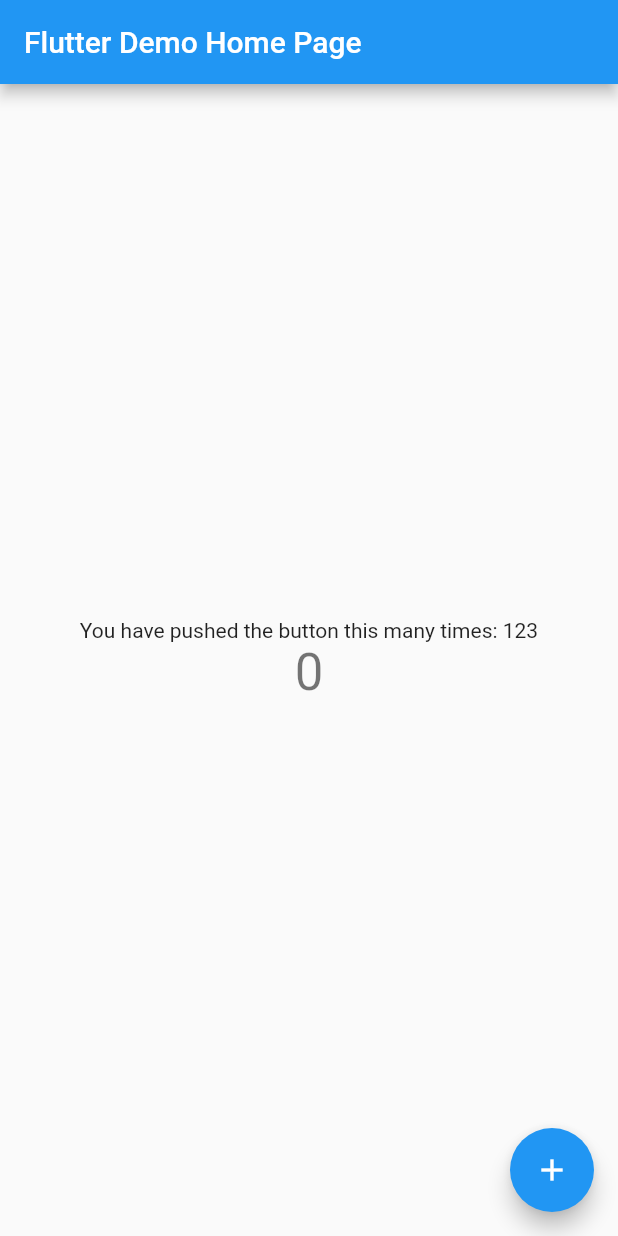
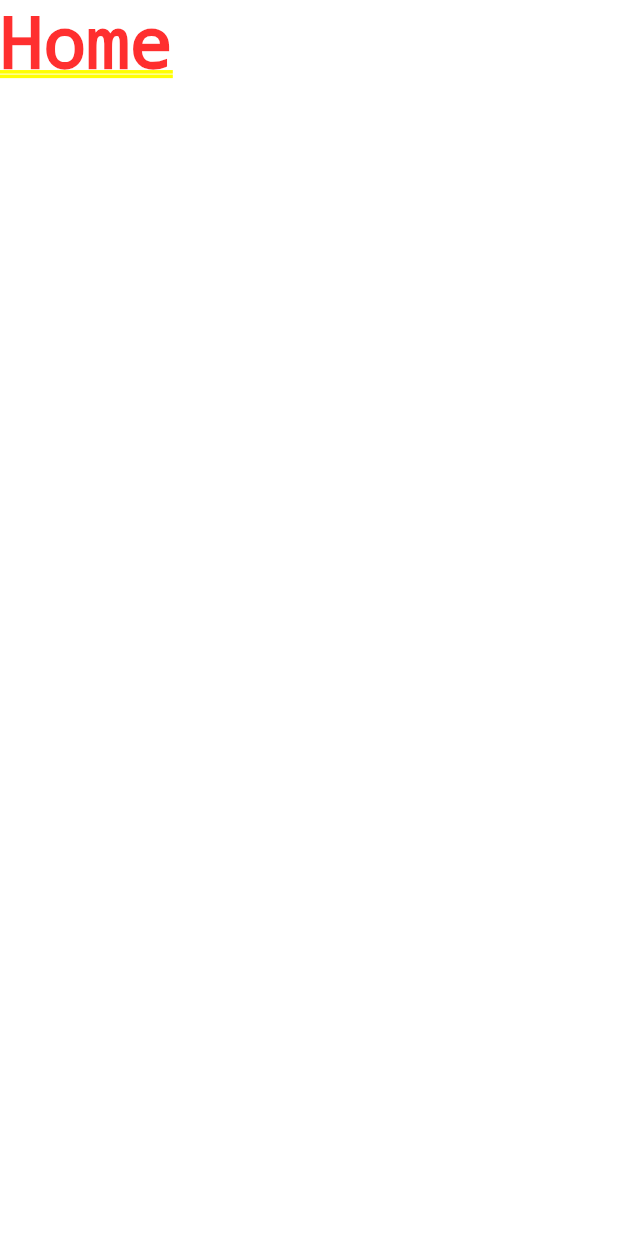
Before and after one commit to 4llower/open-scooter-ui, a Flutter app: the screen it shows after launch, on a phone screen of 412 x 824 dp. Run offline on Flutter 3.47's test engine with Material 2 defaults, Android fonts, the light colour scheme and no system bars.

Commit message:
add: default screens

```diff
--- a/lib/main.dart
+++ b/lib/main.dart
@@ -1,113 +1,30 @@
 import 'package:flutter/material.dart';
+import 'package:open_scooter_ui/screens/balance.dart';
+import 'package:open_scooter_ui/screens/finish.dart';
+import 'package:open_scooter_ui/screens/home.dart';
+import 'package:open_scooter_ui/screens/login.dart';
+import 'package:open_scooter_ui/screens/qr.dart';
 
 void main() {
-  runApp(MyApp());
+  runApp(App());
 }
 
-class MyApp extends StatelessWidget {
-  // This widget is the root of your application.
+class App extends StatelessWidget {
   @override
   Widget build(BuildContext context) {
     return MaterialApp(
-      title: 'Flutter Demo',
+      title: 'Open Scooter',
       theme: ThemeData(
-        // This is the theme of your application.
-        //
-        // Try running your application with "flutter run". You'll see the
-        // application has a blue toolbar. Then, without quitting the app, try
-        // changing the primarySwatch below to Colors.green and then invoke
-        // "hot reload" (press "r" in the console where you ran "flutter run",
-        // or simply save your changes to "hot reload" in a Flutter IDE).
-        // Notice that the counter didn't reset back to zero; the application
-        // is not restarted.
         primarySwatch: Colors.blue,
       ),
-      home: MyHomePage(title: 'Flutter Demo Home Page'),
+      initialRoute: '/',
+      routes: {
+        '/': (context) => Home(),
+        '/login': (context) => Login(),
+        '/balance': (context) => Balance(),
+        '/qr': (context) => QRScanner(),
+        '/finish': (context) => Finish(),
+      },
     );
   }
 }
-
-class MyHomePage extends StatefulWidget {
-  MyHomePage({Key? key, required this.title}) : super(key: key);
-
-  // This widget is the home page of your application. It is stateful, meaning
-  // that it has a State object (defined below) that contains fields that affect
-  // how it looks.
-
-  // This class is the configuration for the state. It holds the values (in this
-  // case the title) provided by the parent (in this case the App widget) and
-  // used by the build method of the State. Fields in a Widget subclass are
-  // always marked "final".
-
-  final String title;
-
-  @override
-  _MyHomePageState createState() => _MyHomePageState();
-}
-
-class _MyHomePageState extends State<MyHomePage> {
-  int _counter = 0;
-
-  void _incrementCounter() {
-    setState(() {
-      // This call to setState tells the Flutter framework that something has
-      // changed in this State, which causes it to rerun the build method below
-      // so that the display can reflect the updated values. If we changed
-      // _counter without calling setState(), then the build method would not be
-      // called again, and so nothing would appear to happen.
-      _counter++;
-    });
-  }
-
-  @override
-  Widget build(BuildContext context) {
-    // This method is rerun every time setState is called, for instance as done
-    // by the _incrementCounter method above.
-    //
-    // The Flutter framework has been optimized to make rerunning build methods
-    // fast, so that you can just rebuild anything that needs updating rather
-    // than having to individually change instances of widgets.
-    return Scaffold(
-      appBar: AppBar(
-        // Here we take the value from the MyHomePage object that was created by
-        // the App.build method, and use it to set our appbar title.
-        title: Text(widget.title),
-      ),
-      body: Center(
-        // Center is a layout widget. It takes a single child and positions it
-        // in the middle of the parent.
-        child: Column(
-          // Column is also a layout widget. It takes a list of children and
-          // arranges them vertically. By default, it sizes itself to fit its
-          // children horizontally, and tries to be as tall as its parent.
-          //
-          // Invoke "debug painting" (press "p" in the console, choose the
-          // "Toggle Debug Paint" action from the Flutter Inspector in Android
-          // Studio, or the "Toggle Debug Paint" command in Visual Studio Code)
-          // to see the wireframe for each widget.
-          //
-          // Column has various properties to control how it sizes itself and
-          // how it positions its children. Here we use mainAxisAlignment to
-          // center the children vertically; the main axis here is the vertical
-          // axis because Columns are vertical (the cross axis would be
-          // horizontal).
-          mainAxisAlignment: MainAxisAlignment.center,
-          children: <Widget>[
-            Text(
-              'You have pushed the button this many times: 123',
-            ),
-            Text(
-              '$_counter',
-              style: Theme.of(context).textTheme.headline4,
-            ),
-          ],
-        ),
-      ),
-      floatingActionButton: FloatingActionButton(
-        onPressed: _incrementCounter,
-        tooltip: 'Increment',
-        child: Icon(Icons.add),
-      ), // This trailing comma makes auto-formatting nicer for build methods.
-    );
-  }
-}
--- /dev/null
+++ b/lib/screens/home.dart
@@ -0,0 +1,15 @@
+import 'package:flutter/cupertino.dart';
+
+class Home extends StatefulWidget {
+  Home({Key? key}) : super(key: key);
+
+  @override
+  _HomeState createState() => _HomeState();
+}
+
+class _HomeState extends State<Home> {
+  @override
+  Widget build(BuildContext context) {
+    return Container(child: Text('Home'));
+  }
+}
```
Also changed, not shown: lib/screens/balance.dart (added, +15 -0 lines), lib/screens/finish.dart (added, +15 -0 lines), lib/screens/login.dart (added, +15 -0 lines), lib/screens/qr.dart (added, +15 -0 lines), 2 other files.
